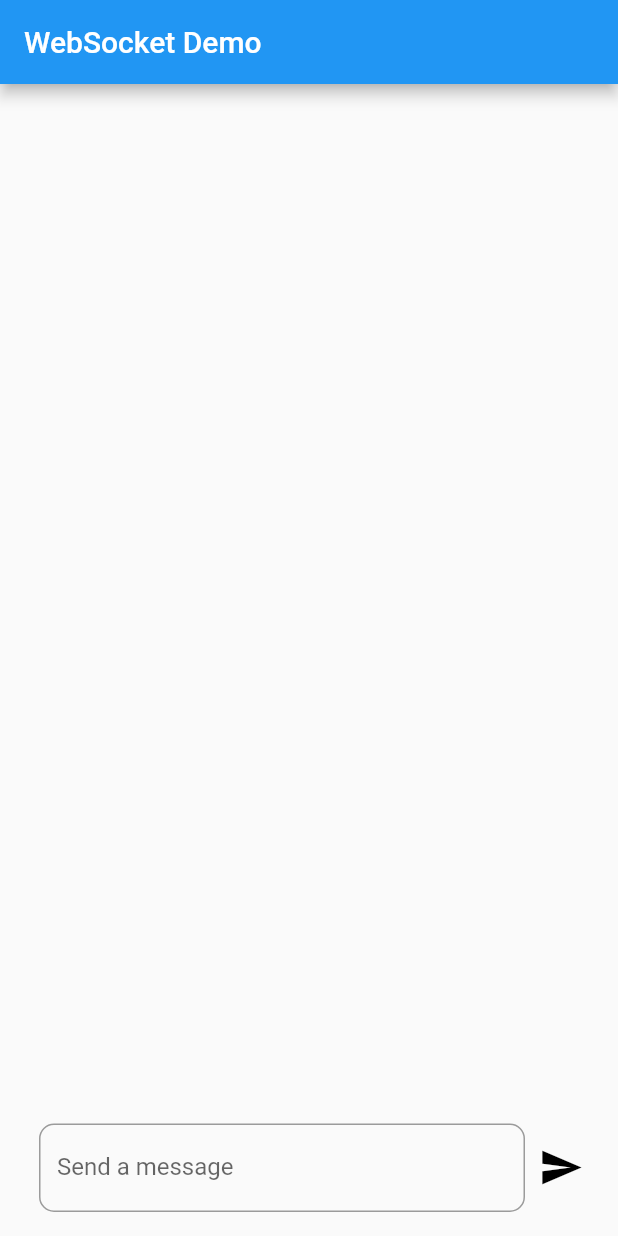
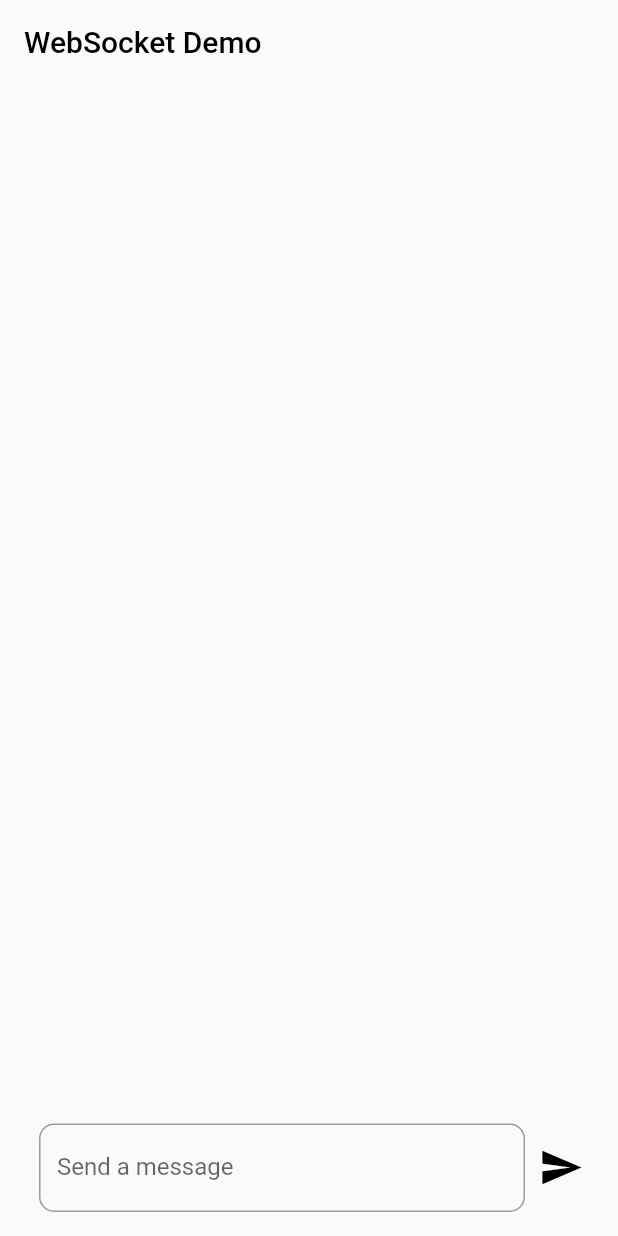
Before and after one commit to valentinallavayol/websockets-flutter-example, a Flutter app: the screen it shows after launch, on a phone screen of 412 x 824 dp. Run offline on Flutter 3.47's test engine with Material 2 defaults, Android fonts, the phone set to English and light mode, and no system bars; our stand-ins replace equatable, flutter_bloc; missing offline and left inert: server.

```diff
--- a/analysis_options.yaml
+++ b/analysis_options.yaml
@@ -24,6 +24,5 @@ linter:
   rules:
     # avoid_print: false  # Uncomment to disable the `avoid_print` rule
     # prefer_single_quotes: true  # Uncomment to enable the `prefer_single_quotes` rule
-
 # Additional information about this file can be found at
 # https://dart.dev/guides/language/analysis-options
--- a/lib/app/view/app.dart
+++ b/lib/app/view/app.dart
@@ -18,6 +18,8 @@ class _MyHomePageState extends State<MyHomePage> {
   Widget build(BuildContext context) {
     return Scaffold(
       appBar: AppBar(
+        backgroundColor: Theme.of(context).scaffoldBackgroundColor,
+        elevation: 0,
         title: Text(widget.title),
       ),
       body: ChatScreen(),
--- a/lib/chat/bloc/chat_state.dart
+++ b/lib/chat/bloc/chat_state.dart
@@ -2,24 +2,29 @@ part of 'chat_cubit.dart';
 
 class ChatState extends Equatable {
   const ChatState(
-      {required this.messages, this.username = '', this.currentMessage = ''});
+      {required this.messages,
+      this.username = '',
+      this.currentMessage = '',
+      this.usersTyping = 0});
 
   final List<Message> messages;
   final String username;
   final String currentMessage;
+  final int usersTyping;
 
-  ChatState copyWith({
-    List<Message>? messages,
-    String? username,
-    String? currentMessage,
-  }) {
+  ChatState copyWith(
+      {List<Message>? messages,
+      String? username,
+      String? currentMessage,
+      int? usersTyping}) {
     return ChatState(
       currentMessage: currentMessage ?? this.currentMessage,
       messages: messages ?? this.messages,
       username: username ?? this.username,
+      usersTyping: usersTyping ?? this.usersTyping,
     );
   }
 
   @override
-  List<Object?> get props => [messages, username, currentMessage];
+  List<Object?> get props => [messages, username, currentMessage, usersTyping];
 }
--- a/lib/chat/view/chat_screen.dart
+++ b/lib/chat/view/chat_screen.dart
@@ -1,6 +1,4 @@
 import 'package:flutter/material.dart';
-import 'package:flutter_bloc/flutter_bloc.dart';
-import 'package:websockets_example/chat/bloc/chat_cubit.dart';
 import 'package:websockets_example/chat/widgets/chat_list.dart';
 import 'package:websockets_example/chat/widgets/chat_textfield.dart';
 
@@ -9,17 +7,13 @@ class ChatScreen extends StatelessWidget {
 
   @override
   Widget build(BuildContext context) {
-    return Padding(
-      padding: const EdgeInsets.symmetric(horizontal: 6),
-      child: BlocBuilder<ChatCubit, ChatState>(
-        builder: (context, state) {
-          return const Stack(
-            children: [
-              ChatList(),
-              ChatTextField(),
-            ],
-          );
-        },
+    return const Padding(
+      padding: EdgeInsets.symmetric(horizontal: 6),
+      child: Stack(
+        children: [
+          ChatList(),
+          ChatTextField(),
+        ],
       ),
     );
   }
--- a/lib/chat/widgets/chat_list.dart
+++ b/lib/chat/widgets/chat_list.dart
@@ -2,9 +2,10 @@ import 'package:flutter/material.dart';
 import 'package:flutter_bloc/flutter_bloc.dart';
 import 'package:message_repository/message_repository.dart';
 import 'package:websockets_example/chat/bloc/chat_cubit.dart';
-import 'package:websockets_example/chat/widgets/message_bubble.dart';
+import 'package:websockets_example/chat/widgets/messages/message_bubble.dart';
 import 'package:websockets_example/chat/widgets/messages/text_message.dart';
 import 'package:websockets_example/chat/widgets/messages/typing_message.dart';
+import 'package:websockets_example/chat/widgets/messages/welcome_message.dart';
 
 class ChatList extends StatelessWidget {
   const ChatList({super.key});
@@ -15,23 +16,50 @@ class ChatList extends StatelessWidget {
       builder: (context, state) {
         return Positioned.fill(
           bottom: MediaQuery.sizeOf(context).height * 0.13,
+          child: Column(
+            children: [
+              Expanded(
                 child: ListView(
                   reverse: true,
                   children: state.messages.reversed.map((message) {
-              return MessageTile(
-                  sentByMe: state.username == message.username,
-                  child: message.type == MessageType.text
-                      ? TextMessageContent(
-                          sender: message.username, content: message.message)
-                      : JumpingDots(
+                    return _buildMessage(message,
+                        sentByMe: state.username == message.username);
+                  }).toList(),
+                ),
+              ),
+              if (state.usersTyping != 0) ...[
+                MessageTile(
+                  sentByMe: false,
+                  child: JumpingDots(
                     color: Colors.white,
                     jumpColor: Colors.white,
                     verticalOffset: -10,
-                        ));
-            }).toList(),
+                  ),
+                ),
+              ]
+            ],
           ),
         );
       },
     );
   }
+
+  Widget _buildMessage(Message message, {bool sentByMe = false}) {
+    switch (message.type) {
+      case MessageType.text:
+        return MessageTile(
+          sentByMe: sentByMe,
+          child: TextMessageContent(
+            sender: message.username,
+            content: message.message,
+            sentByMe: sentByMe,
+          ),
+        );
+
+      case MessageType.connectionStablished:
+        return WelcomeMessage(message: message);
+      default:
+        return Container();
     }
+  }
+}
--- a/lib/chat/widgets/chat_textfield.dart
+++ b/lib/chat/widgets/chat_textfield.dart
@@ -39,6 +39,7 @@ class _ChatTextFieldState extends State<ChatTextField> {
                   controller: _controller,
                   decoration: const InputDecoration(
                       border: OutlineInputBorder(
+                          borderSide: BorderSide(color: Colors.black),
                           borderRadius: BorderRadius.all(Radius.circular(10))),
                       labelText: 'Send a message'),
                   onChanged: (value) =>
--- a/lib/main.dart
+++ b/lib/main.dart
@@ -29,9 +29,10 @@ class MyApp extends StatelessWidget {
   @override
   Widget build(BuildContext context) {
     const title = 'WebSocket Demo';
-    return const MaterialApp(
+    return MaterialApp(
       title: title,
-      home: MyHomePage(title: title),
+      theme: ThemeData(primarySwatch: Colors.lightGreen),
+      home: const MyHomePage(title: title),
     );
   }
 }
--- a/packages/message_repository/lib/src/message_repository.dart
+++ b/packages/message_repository/lib/src/message_repository.dart
@@ -26,6 +26,12 @@ class MessageRepository {
     _webSocketChannel.sink.add(jsonEncode(newMessage.toJson()));
   }
 
+  void stablishConnection(String username) {
+    final newMessage = Message('', username, MessageType.connectionStablished);
+
+    _webSocketChannel.sink.add(jsonEncode(newMessage.toJson()));
+  }
+
   void addMessage(String message, String username) {
     final newMessage = Message(message, username, MessageType.text);
 
--- a/server/lib/models/message.dart
+++ b/server/lib/models/message.dart
@@ -24,4 +24,16 @@ class Message {
       'type': type.name,
     };
   }
+
+  Message copyWith({
+    String? message,
+    String? username,
+    MessageType? type,
+  }) {
+    return Message(
+      message ?? this.message,
+      username ?? this.username,
+      type ?? this.type,
+    );
+  }
 }
```
Also changed, not shown: lib/app/constants/message_constants.dart (added, +25 -0 lines), lib/chat/bloc/chat_cubit.dart (+16 -21 lines), lib/chat/widgets/message_bubble.dart (deleted, +0 -42 lines), lib/chat/widgets/messages/message_bubble.dart (added, +27 -0 lines), lib/chat/widgets/messages/text_message.dart (+7 -3 lines), lib/chat/widgets/messages/welcome_message.dart (added, +25 -0 lines), 1 other file. Lines whose indentation alone changed are shown as unchanged.
